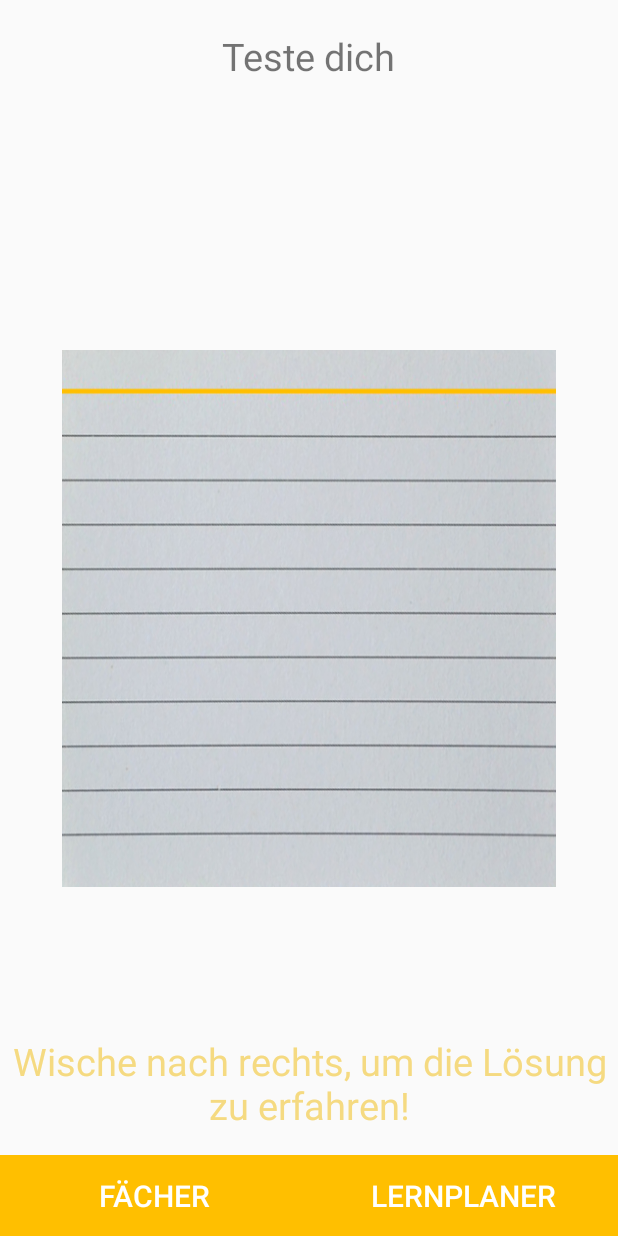
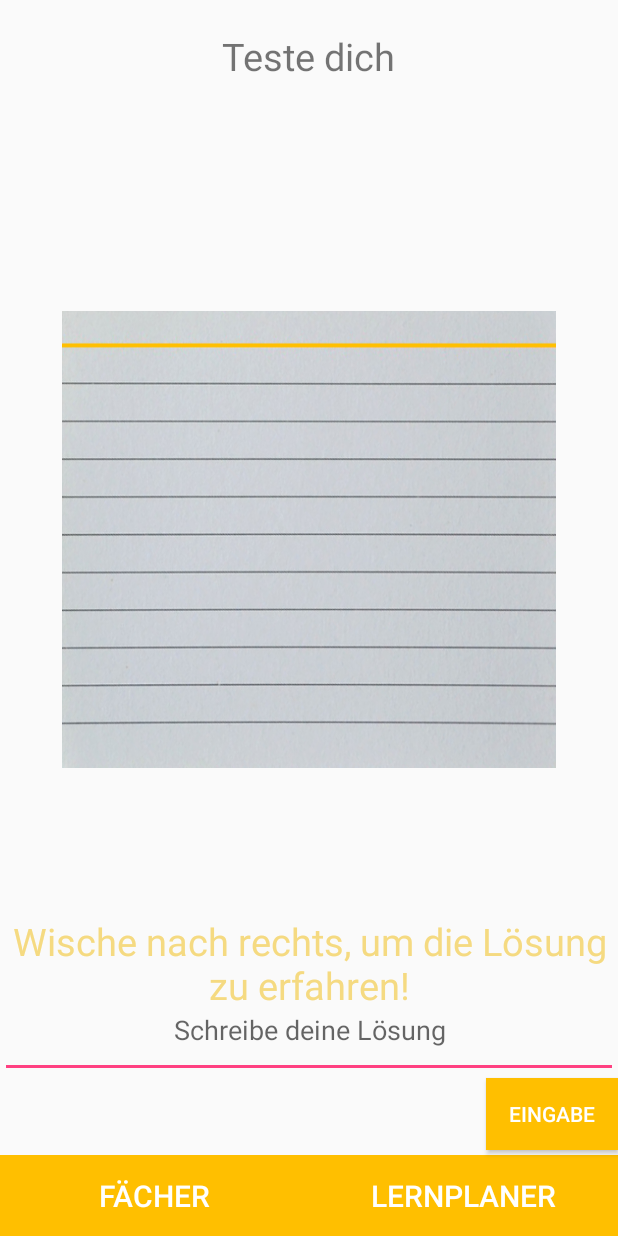
Before and after one commit to timokrapf/SICSmartIndexCards, an Android app: the QuizActivity screen opened directly, with no data from a screen before it, on a phone screen of 412 x 824 dp. Run offline under Robolectric (Android 15) with nearby library versions, the phone set to English and light mode, and no system bars.

Commit message:
quiz activity erweitert, übersicht-activity angefangen, wird morgen fertig gemacht

```diff
--- a/app/src/main/res/layout/quiz_acivity.xml
+++ b/app/src/main/res/layout/quiz_acivity.xml
@@ -26,6 +26,28 @@
         android:background="@drawable/karteikarte"
         android:scaleX="0.8"
         android:scaleY="0.5" />
+
+    <EditText
+        android:layout_width="match_parent"
+        android:layout_height="wrap_content"
+        android:id="@+id/solution_id"
+        android:hint="@string/solution"
+        android:textAlignment="center"
+        android:maxLength="200"
+        android:maxLines="5"
+        android:inputType="text|textMultiLine"
+        android:paddingBottom="20dp"/>
+
+    <Button
+        android:layout_width="wrap_content"
+        android:layout_height="wrap_content"
+        android:layout_gravity="end"
+        android:text="@string/enter"
+        android:layout_marginBottom="3dp"
+        android:id="@+id/save_button_id"
+        android:background="@color/colorPrimary"
+        android:textColor="@android:color/white"
+        />
 
     <LinearLayout
         android:id="@+id/buttons_id"
@@ -72,7 +94,7 @@
             android:text="@string/instruction_text"
             android:textSize="25sp"
             android:gravity="bottom|center"
-            android:paddingBottom="70dp"
+            android:paddingBottom="150dp"
             android:textColor="@color/colorPrimaryLight"
             />
 
--- a/app/src/main/res/values/strings.xml
+++ b/app/src/main/res/values/strings.xml
@@ -31,4 +31,7 @@
     <string name="save">Speichern</string>
     <string name="sic_quiz">Teste dich</string>
     <string name="instruction_text">Wische nach rechts, um die Lösung zu erfahren!</string>
+    <string name="overview_heaer">Deine sic-Übersicht</string>
+    <string name="solution">Schreibe deine Lösung</string>
+    <string name="enter">Eingabe</string>
 </resources>
```
Also changed, not shown: app/src/main/res/layout/overview_activity.xml (+54 -3 lines).
